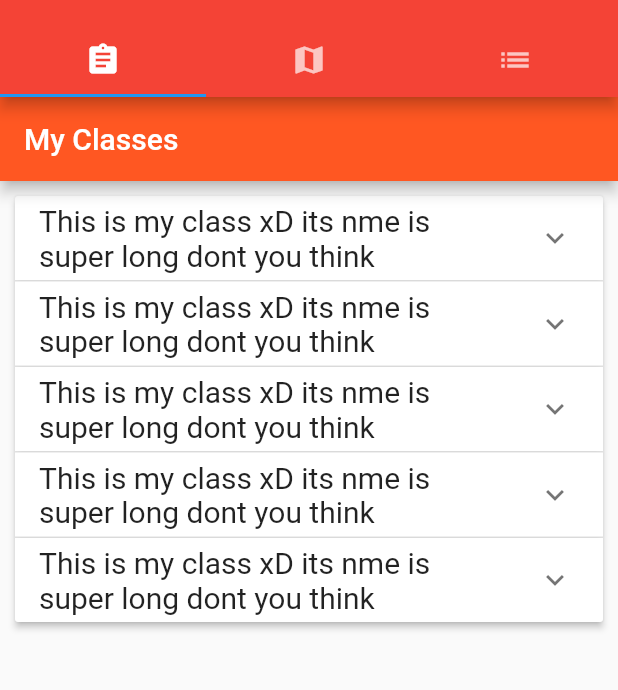
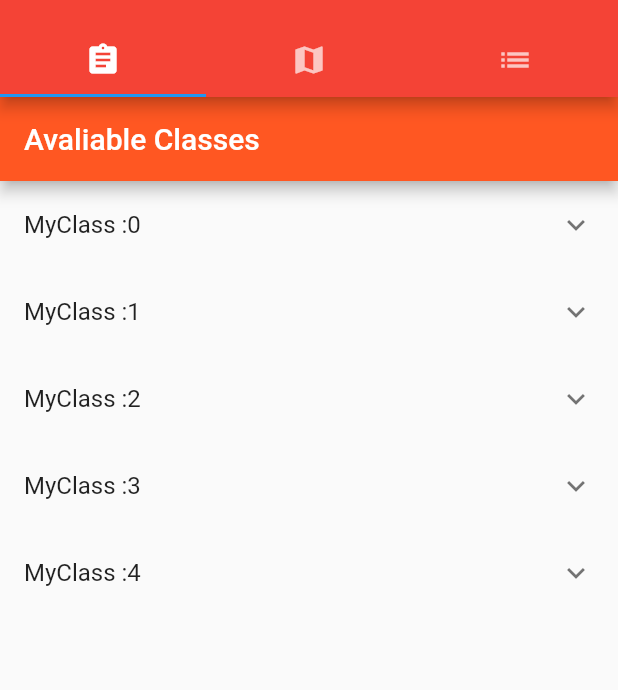
Before and after one commit to mobileappdevhm/concept-team-2-fml-ben, a Flutter app: the screen it shows after launch, on a phone screen of 412 x 824 dp, the part 59-749 px from its top. Run offline on Flutter 3.47's test engine with Material 2 defaults, Android fonts, the phone set to English and light mode, and no system bars.

Commit message:
Revised structure for Expandeds, Info button not routing correctly. Error to be solved

```diff
--- a/lib/ClassInfo.dart
+++ b/lib/ClassInfo.dart
@@ -1,11 +1,10 @@
 import 'package:flutter/material.dart';
 
 class ClassInfo extends StatefulWidget {
-  ClassInfo({Key key, this.title}) : super(key: key);
+  ClassInfo({Key key}) : super(key: key);
 
   static const String routeName = "/ClassInfo";
 
-  final String title;
 
   @override
   _ClassInfoState createState() => new _ClassInfoState();
@@ -25,7 +24,7 @@ class _ClassInfoState extends State<ClassInfo> {
   Widget build(BuildContext context) {
     return new Scaffold(
       appBar: new AppBar(
-        title: new Text(widget.title),
+        title: new Text("Pafe"),
       ),
       body: new Container(),
       floatingActionButton: new FloatingActionButton(
--- a/lib/GlobalFunctions.dart
+++ b/lib/GlobalFunctions.dart
@@ -12,18 +12,16 @@ class Class {
 }
 
 
-List<Class> getMyClasses() {
-  List<Class> ClassList = <Class>[];
+List<Widget> getMyClasses() {
+  List<Widget> ClassList = <Widget>[];
   //Poll database for information and number of entries.
   for (int i = 0; i < globals.count; i++) {
     ClassList.add(
-      new Class(
-        false,
-        "This is my class xD its nme is super long dont you think",
-
-        new Container(
-          padding: new EdgeInsets.fromLTRB(8.0, 0.0, 0.0, 8.0),
-          child: new Row(
+      new ExpansionTile(
+        title: new Text("STRING STING"),
+        children: <Widget>[
+          new Padding(padding: new EdgeInsets.fromLTRB(8.0, 0.0, 0.0, 8.0)),
+          new Row(
 
             crossAxisAlignment: CrossAxisAlignment.start,
 
@@ -63,26 +61,26 @@ List<Class> getMyClasses() {
 
             ],
           ),
-        ),
+        ],
+      ),
 
-      ),
+
     );
   }
   return ClassList;
 }
 
-List<Class> getAvaliableClasses() {
-  List<Class> ClassList = <Class>[];
+
+List<Widget> getAvaliableClasses() {
+  List<Widget> ClassList = <Widget>[];
   //Poll database for information and number of entries.
   for (int i = 0; i < globals.count; i++) {
     ClassList.add(
-      new Class(
-        false,
-        "Your New Class?",
-
-        new Container(
-          padding: new EdgeInsets.fromLTRB(8.0, 0.0, 0.0, 8.0),
-          child: new Row(
+      new ExpansionTile(
+        title: new Text("STRING STING"),
+        children: <Widget>[
+          new Padding(padding: new EdgeInsets.fromLTRB(20.0, 0.0, 0.0, 8.0)),
+          new Row(
 
             crossAxisAlignment: CrossAxisAlignment.start,
 
@@ -136,13 +134,14 @@ List<Class> getAvaliableClasses() {
 
             ],
           ),
-        ),
+        ],
+      ),
 
-      ),
     );
   }
   return ClassList;
 }
+
 
 getMoreInfo() {
 //getMoreInfo(BuildContext context) {
--- a/lib/MyClasses.dart
+++ b/lib/MyClasses.dart
@@ -1,6 +1,6 @@
 import 'package:flutter/material.dart';
 import 'globals.dart' as globals;
-import 'GlobalFunctions.dart';
+//import 'GlobalFunctions.dart';
 
 class MyClasses extends StatefulWidget {
   MyClasses({Key key}) : super(key: key);
@@ -10,51 +10,75 @@ class MyClasses extends StatefulWidget {
 }
 
 class _MyClassesState extends State<MyClasses> {
-  List<Class> ClassList = getMyClasses();
 
   @override
   Widget build(BuildContext context) {
-    ListView Class_List;
-    Class_List = new ListView(
-      children: [
-        new Padding(
-          padding: new EdgeInsets.all(10.0),
-          child: new ExpansionPanelList(
-            expansionCallback: (int index, bool isExpanded) {
-              setState(() {
-                ClassList[index].isExpanded = !ClassList[index].isExpanded;
-              });
-            },
-            children: ClassList.map((Class item) {
-              return new ExpansionPanel(
-                headerBuilder: (BuildContext context, bool isExpanded) {
-                  return new ListTile(
-                    title: new Text(
-                      item.header,
-                      textAlign: TextAlign.left,
-                      style: new TextStyle(
-                        fontSize: 20.0,
-                        fontWeight: FontWeight.w400,
-                      ),
-
-                    ),
-                  );
-                },
-                isExpanded: item.isExpanded,
-                body: item.body,
-              );
-            }).toList(),
-          ),
-        )
-      ],
-    );
+    List<Widget> ClassList = getMyClasses();
     Scaffold scaffold = new Scaffold(
       appBar: new AppBar(
         backgroundColor: Colors.deepOrange,
-        title: new Text("My Classes"),
+        title: new Text("Avaliable Classes"),
       ),
-      body: Class_List,
+      body: new ListView(children: ClassList,),
     );
     return scaffold;
   }
+
+  List<Widget> getMyClasses() {
+    List<Widget> ClassList = <Widget>[];
+    //Poll database for information and number of entries.
+    for (int i = 0; i < globals.count; i++) {
+      ClassList.add(
+        new ExpansionTile(
+          title: new Text("MyClass :"+ i.toString()),
+          children: <Widget>[
+            new Padding(padding: new EdgeInsets.fromLTRB(8.0, 0.0, 0.0, 8.0)),
+            new Row(
+
+              crossAxisAlignment: CrossAxisAlignment.start,
+
+              children: <Widget>[
+                new Column(
+                    children: <Widget>[
+                      new Padding(
+                          padding: new EdgeInsets.fromLTRB(8.0, 0.0, 0.0, 0.0)),
+                      new Text(
+                        'Class Time',
+                        style: new TextStyle(
+                          fontSize: 25.0,
+                        ),
+                      ),
+                      new Text(
+                        'Class Location',
+                        style: new TextStyle(
+                          fontSize: 25.0,
+                        ),
+                      ),
+                    ]
+                ),
+                new Padding(
+                    padding: new EdgeInsets.fromLTRB(20.0, 0.0, 0.0, 8.0)),
+                new FloatingActionButton(
+                  backgroundColor: Colors.blue,
+                  onPressed: null,
+                  child: new Text("i",
+                    style: new TextStyle(
+                      fontWeight: FontWeight.bold,
+                      fontSize: 35.0,
+                    ),
+                  ),
+                ),
+                new Padding(
+                    padding: new EdgeInsets.fromLTRB(0.0, 0.0, 0.0, 20.0)),
+
+              ],
+            ),
+          ],
+        ),
+
+
+      );
+    }
+    return ClassList;
+  }
 }
--- a/lib/main.dart
+++ b/lib/main.dart
@@ -18,7 +18,7 @@ class MyApp extends StatelessWidget {
         primarySwatch: Colors.blue,
       ),
      routes: <String, WidgetBuilder>{
-      ClassInfo.routeName: (BuildContext context) => new ClassInfo(title: "ClassInfo"),
+      ClassInfo.routeName: (BuildContext context) => new ClassInfo(),
     },
       home: new MyHomePage(),
     );
```
Also changed, not shown: lib/AvaliableClass.dart (+90 -37 lines), lib/MapPage.dart (+19 -4 lines).
